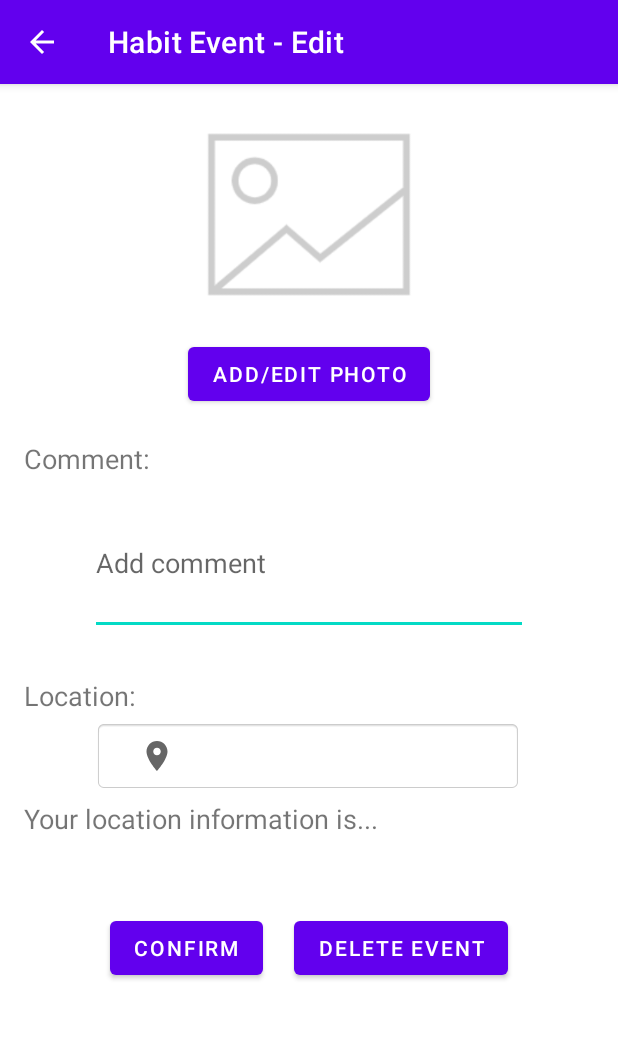
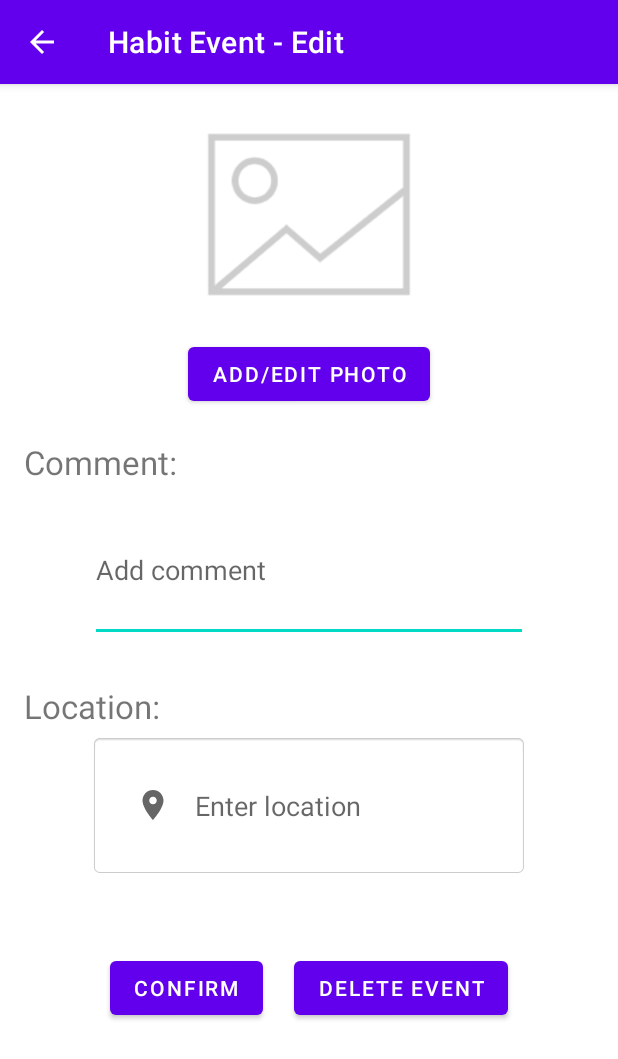
Before and after one commit to CMPUT301F21T08/HabitTracker, an Android app: the HabitEventEditActivity screen opened directly, with no data from a screen before it, on a phone screen of 412 x 824 dp. Shown: the top 1059 px of the screen. Run offline under Robolectric (Android 15) with nearby library versions, the phone set to English and light mode, and no system bars; 2 statements that could not run were skipped.

Commit message:
map and photo

```diff
--- a/app/src/main/java/com/example/habittracker/HabitEventEditActivity.java
+++ b/app/src/main/java/com/example/habittracker/HabitEventEditActivity.java
@@ -1,16 +1,24 @@
 package com.example.habittracker;
 
+import androidx.activity.result.ActivityResult;
+import androidx.activity.result.ActivityResultCallback;
+import androidx.activity.result.ActivityResultLauncher;
+import androidx.activity.result.contract.ActivityResultContract;
+import androidx.activity.result.contract.ActivityResultContracts;
 import androidx.annotation.Nullable;
 import androidx.appcompat.app.ActionBar;
 import androidx.appcompat.app.AppCompatActivity;
 
 import android.content.Intent;
+import android.graphics.Bitmap;
 import android.os.Bundle;
+import android.provider.MediaStore;
 import android.util.Log;
 import android.view.View;
 import android.widget.Button;
 import android.widget.EditText;
 import android.widget.ImageButton;
+import android.widget.ImageView;
 import android.widget.TextView;
 import android.widget.Toast;
 
@@ -24,21 +32,31 @@ import com.google.android.libraries.places.widget.Autocomplete;
 import com.google.android.libraries.places.widget.AutocompleteActivity;
 import com.google.android.libraries.places.widget.model.AutocompleteActivityMode;
 
+import java.io.IOException;
 import java.util.Arrays;
 import java.util.List;
 
 public class HabitEventEditActivity extends AppCompatActivity implements DeleteConfirmFragment.OnDeleteConfirmFragmentInteractionListener {
     EditText location_editText;
-    TextView location_information;
-
+    Button photo_button;
+    ImageView photo_imageView;
+    ActivityResultLauncher<Intent> activityResultLauncher;
+    ActivityResultLauncher<Intent> activityResultLauncher2;
     @Override
     protected void onCreate(Bundle savedInstanceState) {
         super.onCreate(savedInstanceState);
         setContentView(R.layout.activity_habit_event_edit);
 
+
+
+
+
+
+
+
         getSupportActionBar().setTitle("Habit Event - Edit");
 
-        Intent intent = getIntent();
+//        Intent intent = getIntent();
 
         Button deleteBtn = findViewById(R.id.habitEvent_delete_button);
         Button confirmBtn = findViewById(R.id.habitEvent_confirm_button);
@@ -60,15 +78,99 @@ public class HabitEventEditActivity extends AppCompatActivity implements DeleteC
                 finish(); // finish current activity
             }
         });
+
+
+
+
+// photo part
+        photo_button = findViewById(R.id.habitEvent_addPhoto_button);
+        photo_imageView = findViewById(R.id.habitEvent_photo_imageView);
+
+        // Initialize result launcher
+        ActivityResultLauncher<Intent> resultLauncher2 = registerForActivityResult(
+                new ActivityResultContracts.StartActivityForResult(),
+                new ActivityResultCallback<ActivityResult>() {
+                    @Override
+                    public void onActivityResult(ActivityResult result) {
+                        // initialize result data
+                        Intent intent = result.getData();
+                        // check condition
+                        if(intent != null){
+                            // when result data is not equal to empty
+                            try{
+                                Bitmap bitmap = MediaStore.Images.Media.getBitmap(
+                                        getContentResolver(),intent.getData()
+                                );
+                                // set bitmap on image view
+                                photo_imageView.setImageBitmap(bitmap);
+
+                            }catch (IOException e){
+                                e.printStackTrace();
+                            }
+                        }
+                    }
+                }
+        );
+
+        photo_button.setOnClickListener(new View.OnClickListener() {
+            @Override
+            public void onClick(View view) {
+                // initialize intent
+                Intent intent = new Intent(Intent.ACTION_PICK);
+                // set type
+                intent.setType("image/*");
+                // launch in intent
+                resultLauncher2.launch(intent);
+
+            }
+        });
+
+
+
+
+
+
+
+
+
+
+
+
+
+
+// location part
         location_editText = findViewById(R.id.habitEvent_enterLocation_editText);
-        location_information = findViewById(R.id.habitEvent_locationInfo_textView);
 
-// Reference: https://www.youtube.com/watch?v=t8nGh4gN1Q0
+
+    // Reference: https://www.youtube.com/watch?v=t8nGh4gN1Q0
         // Implement Autocomplete Place Api
 
         // initialize place
-       Places.initialize(getApplicationContext(),"AIzaSyCJvvbjw-Qdfxe_fwAnE9HwVFE9SelWUP0");
+        Places.initialize(getApplicationContext(),"AIzaSyCJvvbjw-Qdfxe_fwAnE9HwVFE9SelWUP0");
         PlacesClient placesClient = Places.createClient(this);
+
+        activityResultLauncher = registerForActivityResult(new ActivityResultContracts.StartActivityForResult(), new ActivityResultCallback<ActivityResult>() {
+            @Override
+            public void onActivityResult(ActivityResult result) {
+                if (result.getResultCode() == RESULT_OK) {
+                    //when success
+                    // initial place
+                    Place place = Autocomplete.getPlaceFromIntent(result.getData());
+                    // set address on edit text
+                    location_editText.setText(place.getAddress());
+//                    // set locally name
+//                    location_information.setText(String.format("Location is %s", place.getName()));
+                } else if (result.getResultCode() == AutocompleteActivity.RESULT_ERROR) {
+                    // when have error
+                    // initialize status
+                    Status status = Autocomplete.getStatusFromIntent(result.getData());
+
+                    // display toast
+                    Toast.makeText(getApplicationContext(), status.getStatusMessage(), Toast.LENGTH_SHORT).show();
+
+                }
+            }
+        });
 
 
         // set edit text non focusable
@@ -83,8 +185,12 @@ public class HabitEventEditActivity extends AppCompatActivity implements DeleteC
                     // Create intent
                     Intent intent = new Autocomplete.IntentBuilder(AutocompleteActivityMode.FULLSCREEN,fieldList).build(HabitEventEditActivity.this);
 
-                    // stat=rt activity result
-                    startActivityForResult(intent, 100);
+                    // start activity result
+
+//                    startActivityForResult(intent, 100);
+                    activityResultLauncher.launch(intent);
+
+
                 } catch (Exception e) {
                     // TODO: Handle the error.
                     Log.e("error", e.getMessage());
@@ -96,26 +202,30 @@ public class HabitEventEditActivity extends AppCompatActivity implements DeleteC
         });
     }
 
-    @Override
-    protected void onActivityResult(int requestCode, int resultCode,@Nullable Intent data) {
-        super.onActivityResult(requestCode, resultCode, data);
-        if (requestCode == 100 && requestCode == RESULT_OK) {
-            //when success
-            // initial place
-            Place place = Autocomplete.getPlaceFromIntent(data);
-            // set address on edit text
-            location_editText.setText(place.getAddress());
-            // set locally name
-            location_information.setText(String.format("Location is %s", place.getName()));
-        } else if (resultCode == AutocompleteActivity.RESULT_ERROR) {
-            // when have error
-            // initialize status
-            Status status = Autocomplete.getStatusFromIntent(data);
-
-            // display toast
-            Toast.makeText(getApplicationContext(), status.getStatusMessage(), Toast.LENGTH_SHORT).show();
-        }
-    }
+//    @Override
+//    protected void onActivityResult(int requestCode, int resultCode,@Nullable Intent data) {
+//        super.onActivityResult(requestCode, resultCode, data);
+//        if (requestCode == 100 && requestCode == RESULT_OK) {
+//            //when success
+//            // initial place
+//            Place place = Autocomplete.getPlaceFromIntent(data);
+//            // set address on edit text
+//            location_editText.setText(place.getAddress());
+//            // set locally name
+//            location_information.setText(String.format("Location is %s", place.getName()));
+//        } else if (resultCode == AutocompleteActivity.RESULT_ERROR) {
+//            // when have error
+//            // initialize status
+//            Status status = Autocomplete.getStatusFromIntent(data);
+//
+//            // display toast
+//            Toast.makeText(getApplicationContext(), status.getStatusMessage(), Toast.LENGTH_SHORT).show();
+//
+//            location_editText.setText("Location is %s");
+//            // set locally name
+//            location_information.setText("Location is %s");
+//        }
+//    }
 
 
     public void onConfirmDeletePressed() {
--- a/app/src/main/res/layout/activity_habit_edit.xml
+++ b/app/src/main/res/layout/activity_habit_edit.xml
@@ -53,8 +53,8 @@
             android:id="@+id/Habit_startDate_button"
             android:layout_width="wrap_content"
             android:layout_height="wrap_content"
+            android:layout_alignParentEnd="true"
             android:layout_marginTop="16dp"
-            android:layout_alignParentEnd="true"
             android:text="Start Date" />
     </RelativeLayout>
 
--- a/app/src/main/res/layout/activity_habit_event_edit.xml
+++ b/app/src/main/res/layout/activity_habit_event_edit.xml
@@ -38,7 +38,7 @@
         android:layout_marginTop="20dp"
         android:layout_marginEnd="60dp"
         android:text="@string/comment"
-        android:textSize="18sp"
+        android:textSize="22sp"
         app:layout_constraintEnd_toEndOf="parent"
         app:layout_constraintHorizontal_bias="0.0"
         app:layout_constraintStart_toStartOf="parent"
@@ -66,7 +66,7 @@
         android:layout_marginTop="28dp"
         android:layout_marginEnd="60dp"
         android:text="@string/location"
-        android:textSize="18sp"
+        android:textSize="22sp"
         app:layout_constraintEnd_toEndOf="parent"
         app:layout_constraintHorizontal_bias="0.0"
         app:layout_constraintStart_toStartOf="parent"
@@ -75,33 +75,43 @@
 
     <EditText
         android:id="@+id/habitEvent_enterLocation_editText"
-        android:layout_width="wrap_content"
-        android:layout_height="48dp"
-        android:layout_marginTop="4dp"
-        android:hint="@string/add_location"
-        android:padding="30dp"
-        android:textSize="30sp"
-        android:drawablePadding="16dp"
-        android:drawableLeft="@drawable/ic_location"
-        android:background="@android:drawable/editbox_background"
-        app:layout_constraintEnd_toEndOf="parent"
-        app:layout_constraintHorizontal_bias="0.497"
-        app:layout_constraintStart_toStartOf="parent"
-        app:layout_constraintTop_toBottomOf="@id/habitEvent_location_textView" />
 
-    <TextView
-        android:id="@+id/habitEvent_locationInfo_textView"
         android:layout_width="0dp"
         android:layout_height="wrap_content"
-        android:layout_marginStart="16dp"
-        android:layout_marginTop="5dp"
+        android:layout_marginStart="60dp"
+        android:layout_marginTop="4dp"
         android:layout_marginEnd="60dp"
-        android:text="@string/location_information"
+        android:background="@android:drawable/editbox_background"
+
+        android:drawableLeft="@drawable/ic_location"
+        android:drawablePadding="16dp"
+
+
+        android:hint="@string/add_location"
+        android:minHeight="95dp"
+        android:padding="30dp"
+
         android:textSize="18sp"
         app:layout_constraintEnd_toEndOf="parent"
         app:layout_constraintHorizontal_bias="0.0"
         app:layout_constraintStart_toStartOf="parent"
-        app:layout_constraintTop_toBottomOf="@id/habitEvent_enterLocation_editText" />
+
+
+        app:layout_constraintTop_toBottomOf="@id/habitEvent_location_textView" />
+
+<!--    <TextView-->
+<!--        android:id="@+id/habitEvent_locationInfo_textView"-->
+<!--        android:layout_width="0dp"-->
+<!--        android:layout_height="wrap_content"-->
+<!--        android:layout_marginStart="16dp"-->
+<!--        android:layout_marginTop="5dp"-->
+<!--        android:layout_marginEnd="60dp"-->
+<!--        android:text="@string/location_information"-->
+<!--        android:textSize="18sp"-->
+<!--        app:layout_constraintEnd_toEndOf="parent"-->
+<!--        app:layout_constraintHorizontal_bias="0.0"-->
+<!--        app:layout_constraintStart_toStartOf="parent"-->
+<!--        app:layout_constraintTop_toBottomOf="@id/habitEvent_enterLocation_editText" />-->
 
     <Button
         android:id="@+id/habitEvent_delete_button"
@@ -115,7 +125,7 @@
         app:layout_constraintEnd_toEndOf="parent"
         app:layout_constraintHorizontal_bias="0.5"
         app:layout_constraintStart_toEndOf="@+id/habitEvent_confirm_button"
-        app:layout_constraintTop_toBottomOf="@+id/habitEvent_locationInfo_textView" />
+        app:layout_constraintTop_toBottomOf="@+id/habitEvent_enterLocation_editText" />
 
     <Button
         android:id="@+id/habitEvent_confirm_button"
@@ -131,7 +141,7 @@
         app:layout_constraintBottom_toBottomOf="parent"
         app:layout_constraintEnd_toStartOf="@+id/habitEvent_delete_button"
         app:layout_constraintStart_toStartOf="parent"
-        app:layout_constraintTop_toBottomOf="@+id/habitEvent_locationInfo_textView"
+        app:layout_constraintTop_toBottomOf="@+id/habitEvent_enterLocation_editText"
         app:layout_constraintVertical_bias="0.0" />
 
 
```
